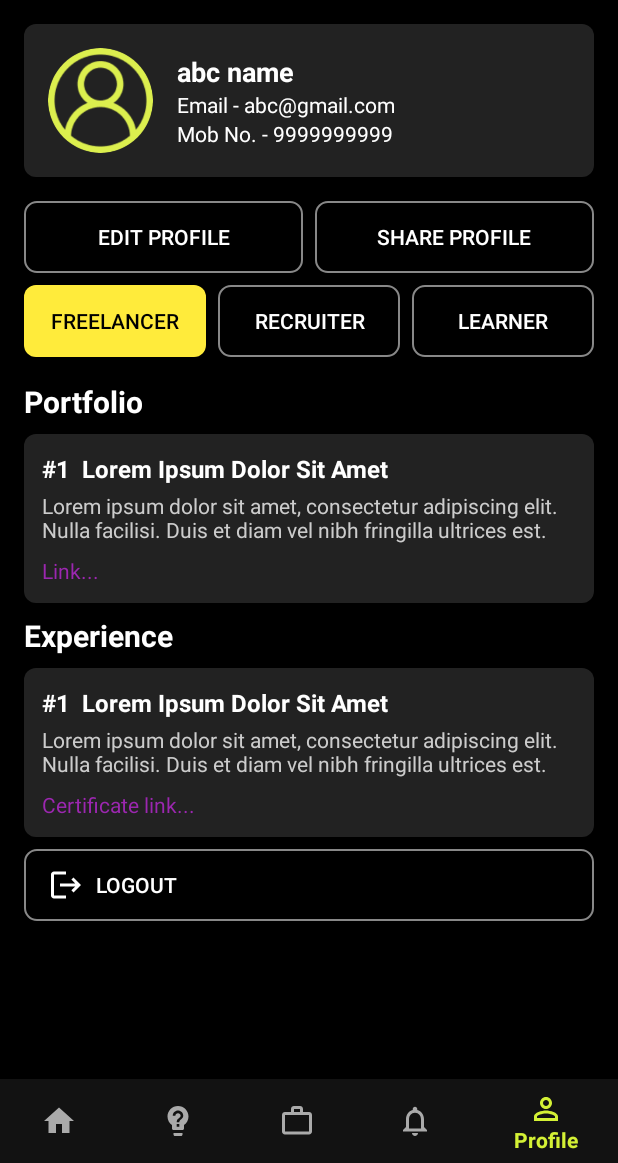
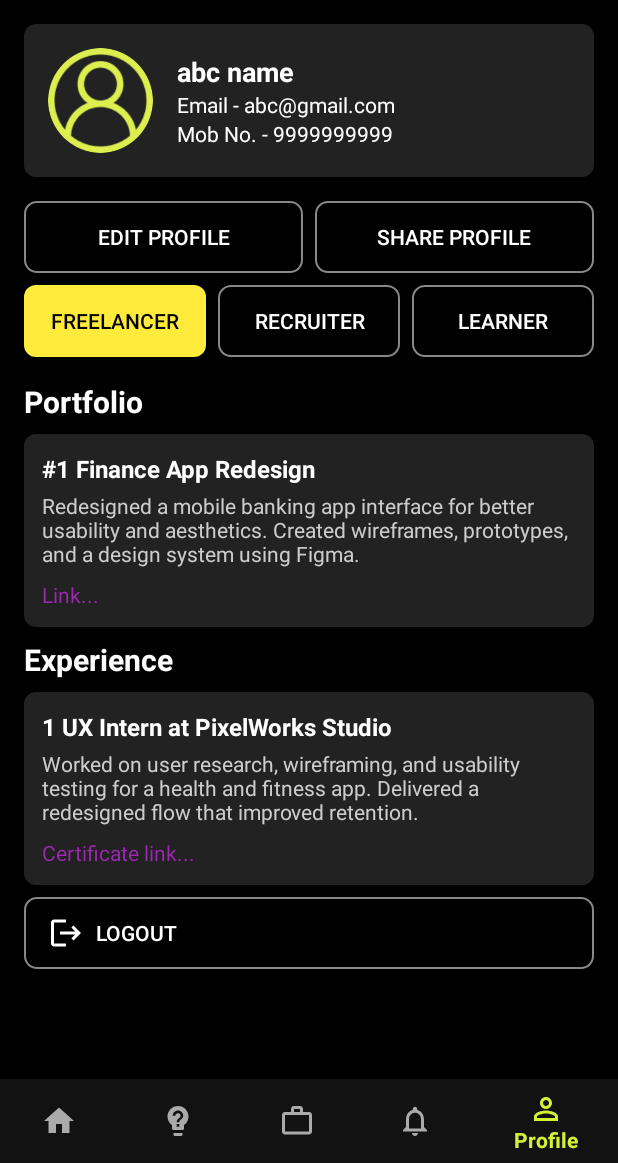
Before and after one commit to CashGenesis/skillshub, an Android app: the ProfileActivity screen opened directly, with no data from a screen before it, on a phone screen of 412 x 824 dp, the part 73-1236 px from its top. Run offline under Robolectric (Android 15) with nearby library versions, the phone set to English and light mode, and no system bars; our stand-ins replace CircleImageView, Firebase (no records; nobody signed in at launch, a user with empty details on screens opened directly).

Commit message:
made some final text and ui changes

```diff
--- a/app/src/main/res/layout/activity_profile.xml
+++ b/app/src/main/res/layout/activity_profile.xml
@@ -172,7 +172,7 @@
                 <TextView
                     android:layout_width="match_parent"
                     android:layout_height="wrap_content"
-                    android:text="#1  Lorem Ipsum Dolor Sit Amet"
+                    android:text="#1 Finance App Redesign"
                     android:textColor="@color/white"
                     android:textSize="16sp"
                     android:textStyle="bold" />
@@ -180,7 +180,7 @@
                 <TextView
                     android:layout_width="match_parent"
                     android:layout_height="wrap_content"
-                    android:text="Lorem ipsum dolor sit amet, consectetur adipiscing elit. Nulla facilisi. Duis et diam vel nibh fringilla ultrices est."
+                    android:text="Redesigned a mobile banking app interface for better usability and aesthetics. Created wireframes, prototypes, and a design system using Figma."
                     android:textColor="#CCCCCC"
                     android:textSize="14sp"
                     android:layout_marginTop="4dp" />
@@ -216,7 +216,7 @@
                 <TextView
                     android:layout_width="match_parent"
                     android:layout_height="wrap_content"
-                    android:text="#1  Lorem Ipsum Dolor Sit Amet"
+                    android:text="1 UX Intern at PixelWorks Studio"
                     android:textColor="@color/white"
                     android:textSize="16sp"
                     android:textStyle="bold" />
@@ -224,7 +224,7 @@
                 <TextView
                     android:layout_width="match_parent"
                     android:layout_height="wrap_content"
-                    android:text="Lorem ipsum dolor sit amet, consectetur adipiscing elit. Nulla facilisi. Duis et diam vel nibh fringilla ultrices est."
+                    android:text="Worked on user research, wireframing, and usability testing for a health and fitness app. Delivered a redesigned flow that improved retention."
                     android:textColor="#CCCCCC"
                     android:textSize="14sp"
                     android:layout_marginTop="4dp" />
```
